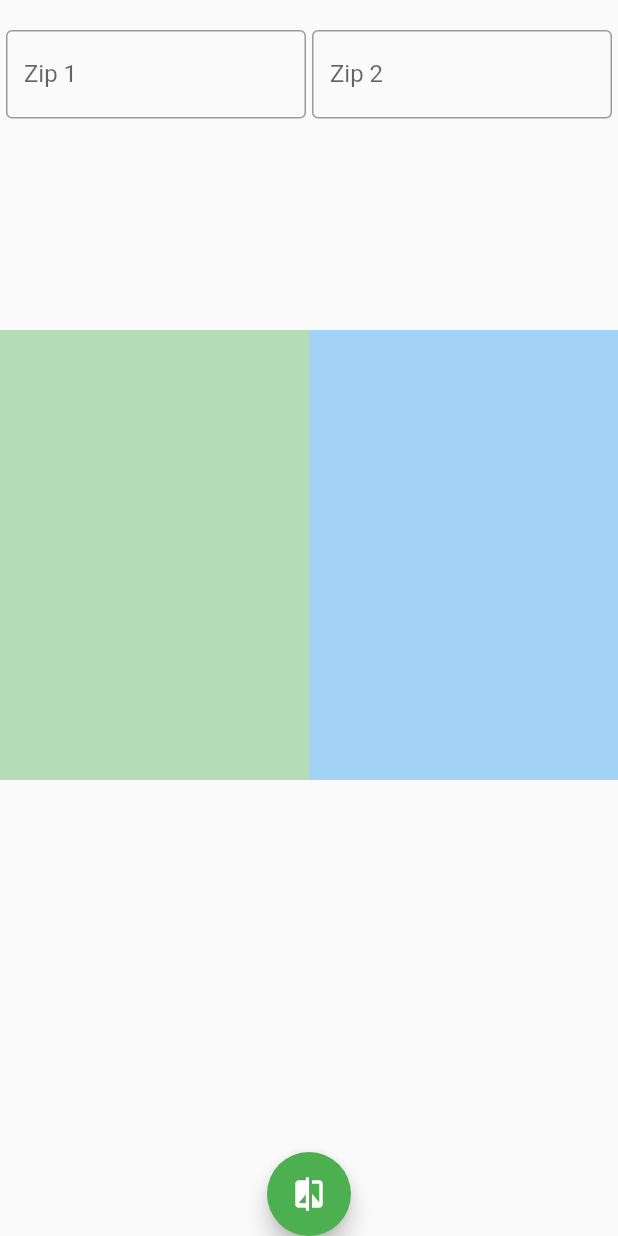
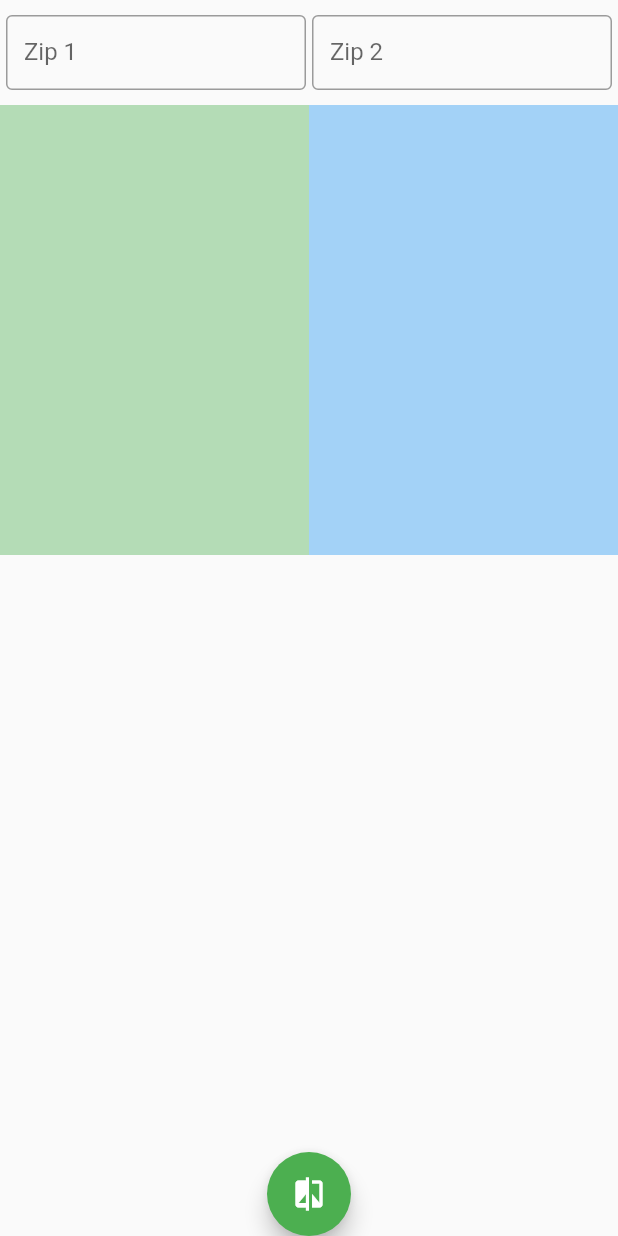
Before and after one commit to wish4129/zip_diff, a Flutter app: the screen it shows after launch, on a phone screen of 412 x 824 dp. Run offline on Flutter 3.47's test engine with Material 2 defaults, Android fonts, the phone set to English and light mode, and no system bars; our stand-ins replace flutter_riverpod, riverpod_annotation; missing offline and left inert: desktop_drop.

```diff
--- a/lib/drag_drop.dart
+++ b/lib/drag_drop.dart
@@ -36,10 +36,10 @@ class _DragNDropWidgetState extends ConsumerState<DragNDropWidget> {
         onDragEntered: (detail) => setState(() => _dragging = true),
         onDragExited: (detail) => setState(() => _dragging = false),
         child: Padding(
-          padding: const EdgeInsets.only(top: 20.0),
+          padding: const EdgeInsets.only(top: 10.0, bottom: 10.0),
           child: SizedBox(
             width: 200,
-            height: 200,
+            height: 50,
             child: showNames(widget, _dragging),
           ),
         ));
```
